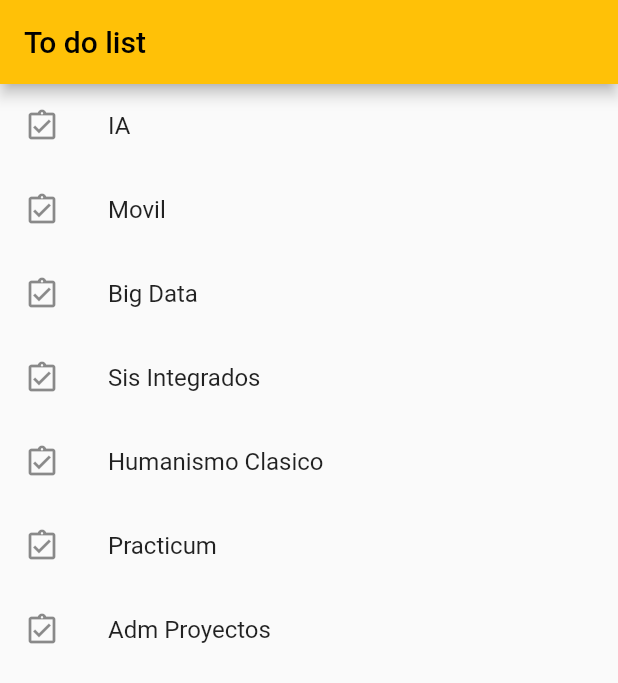
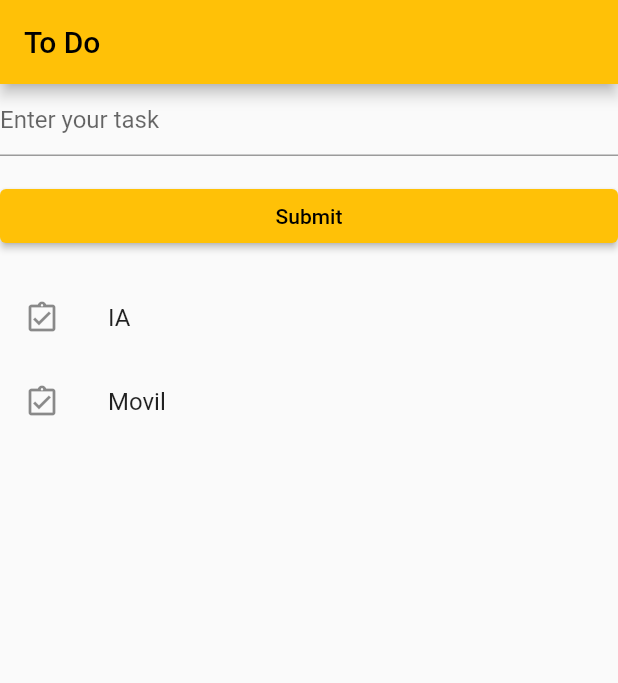
Before and after one commit to Nestor-Rs/FlutterData, a Flutter app: the screen it shows after launch, on a phone screen of 412 x 824 dp. Shown: the top 683 px of the screen. Run offline on Flutter 3.47's test engine with Material 2 defaults, Android fonts, the light colour scheme and no system bars.

Commit message:
Lista Agregada

```diff
--- a/aplicationdata/lib/examples/to_do/my_app_to_doo.dart
+++ b/aplicationdata/lib/examples/to_do/my_app_to_doo.dart
@@ -2,22 +2,73 @@ import 'package:flutter/material.dart';
 import 'package:aplicationdata/examples/to_do/to_do.dart';
 
 class MyApp extends StatelessWidget {
-  // This widget is the root of your application.
+  const MyApp({super.key});
+
+  static const String _title = 'To Do';
+
   @override
   Widget build(BuildContext context) {
-    return new MaterialApp(
-      title: 'ToDo',
-      theme: new ThemeData(
-        primarySwatch: Colors.amber,
+    return MaterialApp(
+      title: _title,
+      theme: new ThemeData(primarySwatch: Colors.amber),
+      home: Scaffold(
+        appBar: AppBar(title: const Text(_title)),
+        body: const MyStatefulWidget(),
       ),
-      home: Scaffold(
-          appBar: AppBar(
-              title: Text('To do list')
+    );
+  }
+}
+
+class MyStatefulWidget extends StatefulWidget {
+  const MyStatefulWidget({super.key});
+
+  @override
+  State<MyStatefulWidget> createState() => _MyStatefulWidgetState();
+}
+
+class _MyStatefulWidgetState extends State<MyStatefulWidget> {
+  final GlobalKey<FormState> _formKey = GlobalKey<FormState>();
+
+  String actualTask = "";
+
+  @override
+  Widget build(BuildContext context) {
+    return Form(
+      key: _formKey,
+      child: ListView(
+        //crossAxisAlignment: CrossAxisAlignment.start,
+        children: <Widget>[
+          TextFormField(
+            decoration: const InputDecoration(
+              hintText: 'Enter your task',
             ),
-          body: new ListView(
+            validator: (String? value) {
+              if (value == null || value.isEmpty) {
+                return 'Please enter some text';
+              }
+              actualTask = value;
+              return null;
+            },
+          ),
+          Padding(
+            padding: const EdgeInsets.symmetric(vertical: 16.0),
+            child: ElevatedButton(
+              onPressed: () {
+                // Validate will return true if the form is valid, or false if
+                // the form is invalid.
+                if (_formKey.currentState!.validate()) {
+                  task.add(new ToDo(task: actualTask));
+                  setState(() {});
+                }
+              },
+              child: const Text('Submit'),
+            ),
+          ),
+          ListBody(
             children: task.map(_buildItem).toList(),
-          )
-      )
+          ),
+        ],
+      ),
     );
   }
 }
@@ -27,7 +78,7 @@ Widget _buildItem(ToDo toDo) {
     title: new Text(toDo.task),
     //subtitle: new Text('Capital: ${toDo.date}'),
     leading: new Icon(Icons.assignment_turned_in_outlined),
-      onTap: (){
+    onTap: () {
       print(toDo.task);
     },
   );
--- a/aplicationdata/lib/examples/to_do/to_do.dart
+++ b/aplicationdata/lib/examples/to_do/to_do.dart
@@ -12,11 +12,6 @@ final task = [
   //new Text("HolaMundito"),
   new ToDo(task:'IA'),
   new ToDo(task:'Movil'),
-  new ToDo(task:'Big Data'),
-  new ToDo(task:'Sis Integrados'),
-  new ToDo(task:'Humanismo Clasico'),
-  new ToDo(task:'Practicum'),
-  new ToDo(task:'Adm Proyectos'),
 ];
 
 /*
```
Lines whose indentation alone changed are shown as unchanged.
